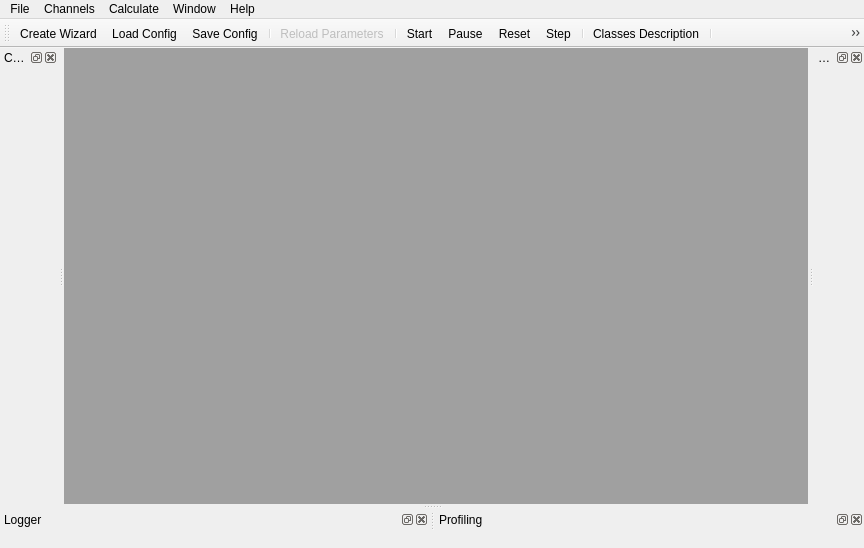
Above: GUI/Qt/UGEngineControllWidget.ui from aicommunity/Rdk before the change. Below: the same form after it.
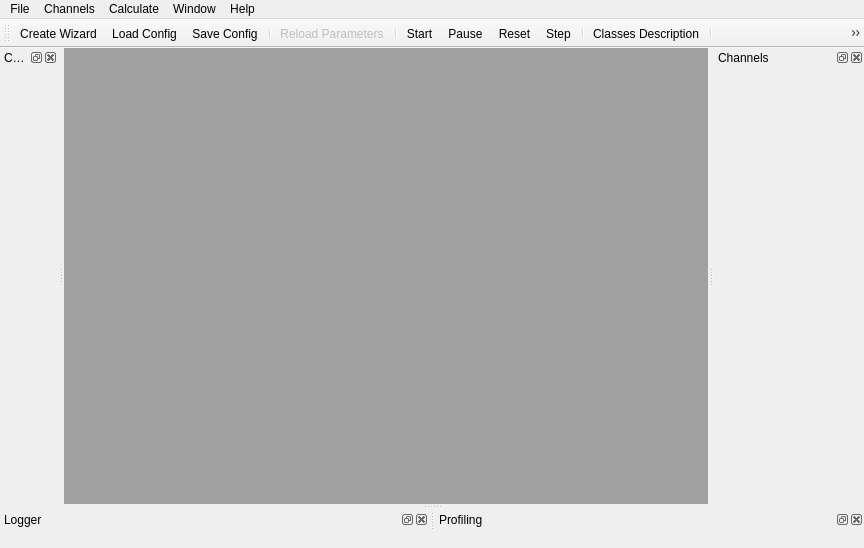
That is the form after the change.

What changed in the file:
```diff
--- a/GUI/Qt/UGEngineControllWidget.ui
+++ b/GUI/Qt/UGEngineControllWidget.ui
@@ -266,13 +266,13 @@
    </property>
    <property name="minimumSize">
     <size>
-     <width>50</width>
+     <width>150</width>
      <height>30</height>
     </size>
    </property>
    <property name="maximumSize">
     <size>
-     <width>50</width>
+     <width>200</width>
      <height>524287</height>
     </size>
    </property>
```
